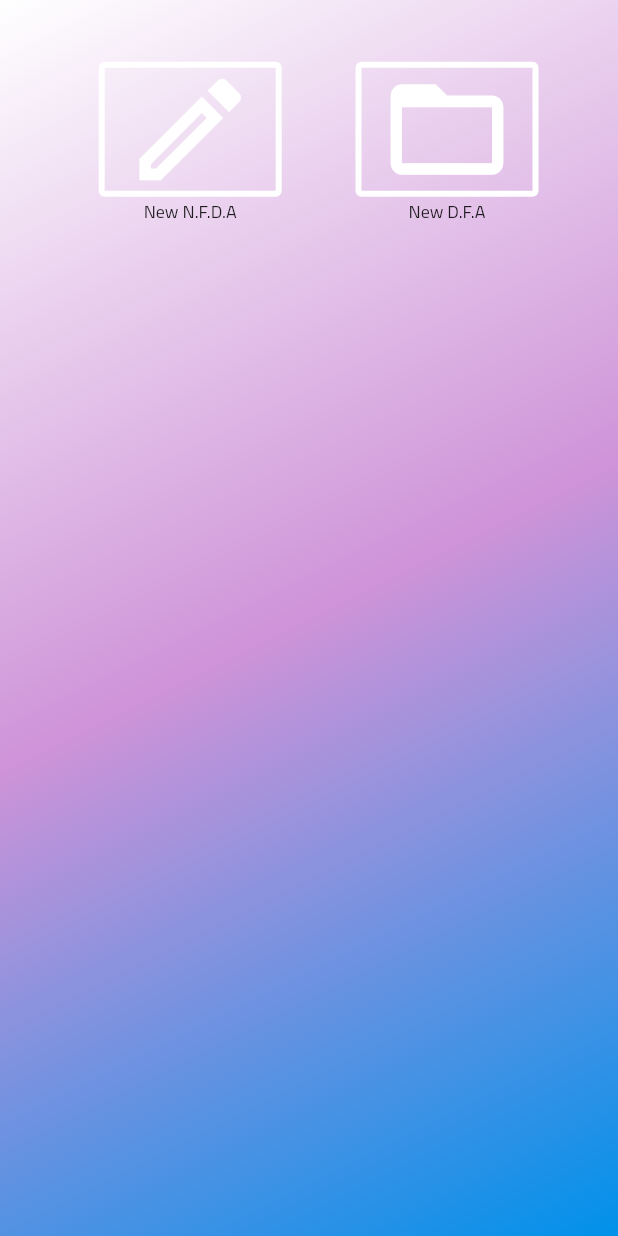
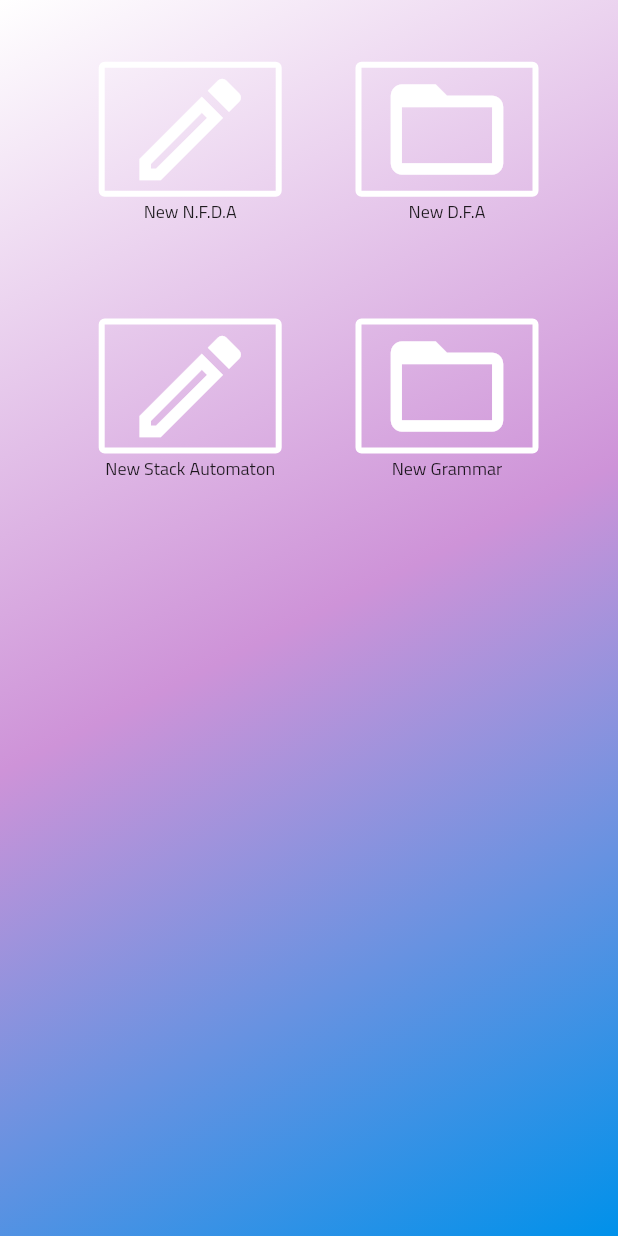
Before and after one commit to marceloarauj/AutomatonStudio, a Flutter app: the screen it shows after launch, after a tap on the "create" icon, on a phone screen of 412 x 824 dp. Run offline on Flutter 3.47's test engine with Material 2 defaults, Android fonts, the phone set to English and light mode, and no system bars; our stand-ins replace shared_preferences; missing offline and left inert: country_icons.

Commit message:
Adicionando Tools

```diff
--- a/lib/automaton/AutomatonState.dart
+++ b/lib/automaton/AutomatonState.dart
@@ -7,7 +7,7 @@ class State{
 }
 
 class Transition{
-  String? flag;
+  List<String>? transitionFlags;
   State? fromState;
   State? toState;
 }
--- a/lib/automaton/Fda.View.dart
+++ b/lib/automaton/Fda.View.dart
@@ -1,4 +1,6 @@
 import 'package:estudio_automato/components/MapScreen.dart';
+import 'package:estudio_automato/components/ToolElement.dart';
+import 'package:estudio_automato/components/Tools.dart';
 import 'package:flutter/material.dart';
 import 'package:flutter/services.dart';
 
@@ -15,16 +17,41 @@ class _FdaViewState extends State<FdaView> {
   void initState() {
     super.initState();
     SystemChrome.setPreferredOrientations([DeviceOrientation.landscapeLeft]);
+    SystemChrome.setEnabledSystemUIOverlays([SystemUiOverlay.bottom]);
   }
   @override
   void dispose() {
     SystemChrome.setPreferredOrientations([DeviceOrientation.portraitUp]);
+    SystemChrome.setEnabledSystemUIOverlays([SystemUiOverlay.bottom]);
     super.dispose();
   }
+
   @override
   Widget build(BuildContext context) {
 
+    return Container(child: Row(
+      children: [
+        Tools(options:fdaTools()),
+        MapScreen()
+      ],
+    ));
+  }
 
-    return MapScreen();
+  List<ToolElement> fdaTools(){
+    List<ToolElement> tools = [];
+
+    tools.add(new ToolElement(icon: Icons.touch_app,));
+    tools.add(new ToolElement(icon: Icons.touch_app,));
+    tools.add(new ToolElement(icon: Icons.touch_app,));
+    tools.add(new ToolElement(icon: Icons.touch_app,));
+    tools.add(new ToolElement(icon: Icons.touch_app,));
+    tools.add(new ToolElement(icon: Icons.touch_app,));
+    tools.add(new ToolElement(icon: Icons.touch_app,));
+    tools.add(new ToolElement(icon: Icons.touch_app,));
+    tools.add(new ToolElement(icon: Icons.touch_app,));
+    tools.add(new ToolElement(icon: Icons.touch_app,));
+    tools.add(new ToolElement(icon: Icons.touch_app,));
+
+    return tools;
   }
 }
--- a/lib/configurations/Language.dart
+++ b/lib/configurations/Language.dart
@@ -9,6 +9,8 @@ class Language {
   static String start = "Welcome !";
   static String fda   = "New D.F.A";
   static String fnda  = "New N.F.D.A";
+  static String stackFda = "New Stack Automaton";
+  static String grammar = "New Grammar";
 
   static void changeLanguage(LanguageEnum language){
 
@@ -19,6 +21,8 @@ class Language {
         start = "Bem vindo !";
         fda   = "Novo A.F.D";
         fnda  = "Novo A.F.N.D";
+        stackFda = "Novo Autômato com pilha";
+        grammar = "Nova Gramática";
 
         Language.selectedIcon =  Image.asset('icons/flags/png/br.png', package: 'country_icons');
         selected = LanguageEnum.Portuguese;
@@ -29,6 +33,8 @@ class Language {
         start = "Welcome !";
         fda   = "New D.F.A";
         fnda  = "New N.F.D.A";
+        stackFda = "New Stack Automaton";
+        grammar = "New Grammar";
 
         selectedIcon =  Image.asset('icons/flags/png/gb.png', package: 'country_icons');
         selected = LanguageEnum.English;
--- a/lib/init/Init.View.dart
+++ b/lib/init/Init.View.dart
@@ -2,6 +2,7 @@ import 'package:estudio_automato/components/MenuButton.dart';
 import 'package:estudio_automato/configurations/Language.dart';
 import 'package:estudio_automato/init/Init.Rules.dart';
 import 'package:flutter/material.dart';
+import 'package:shared_preferences/shared_preferences.dart';
 
 class InicioView extends StatefulWidget {
   InicioView({Key? key}) : super(key: key);
@@ -13,14 +14,12 @@ class InicioView extends StatefulWidget {
 class _InicioView extends State<InicioView> {
   InitRules _rules = InitRules();
 
-  @override
-  Widget build(BuildContext context) {
-    double fivePercent() {
-      return MediaQuery.of(context).size.height * 0.05;
-    }
+  double fivePercent() {
+    return MediaQuery.of(context).size.height * 0.05;
+  }
 
-    return Scaffold(
-        floatingActionButton: FloatingActionButton(
+  FloatingActionButton floatingButton(){
+    return FloatingActionButton(
             backgroundColor: Colors.transparent,
             onPressed: () {
               setState(() {
@@ -31,7 +30,14 @@ class _InicioView extends State<InicioView> {
                 }
               });
             },
-            child: Language.selectedIcon),
+            child: Language.selectedIcon);
+  }
+
+  @override
+  Widget build(BuildContext context){
+
+    return Scaffold(
+        floatingActionButton: floatingButton(),
         body: Center(
             child: Container(
           width: MediaQuery.of(context).size.width,
--- a/lib/project/Projects.View.dart
+++ b/lib/project/Projects.View.dart
@@ -20,7 +20,6 @@ class _ProjectsViewState extends State<ProjectsView> {
 
   @override
   Widget build(BuildContext context) {
-
     return Material(
         child: Center(
       child: Container(
@@ -55,6 +54,26 @@ class _ProjectsViewState extends State<ProjectsView> {
                           label: Language.fda,
                         )
                       ])),
+                ])),
+            Padding(
+                padding: EdgeInsets.only(top: fivePercent()),
+                child: Row(children: [
+                  Padding(
+                      padding: EdgeInsets.only(left: fivePercent() * 1.5),
+                      child: MenuButton(
+                        icon: Icons.create_outlined,
+                        fx: _rules.newFiniteDeterministicAutomaton(context),
+                        label: Language.stackFda,
+                      )),
+                  Padding(
+                      padding: EdgeInsets.only(left: fivePercent()),
+                      child: Column(children: [
+                        MenuButton(
+                          icon: Icons.folder_open_outlined,
+                          fx: _rules.newFiniteDeterministicAutomaton(context),
+                          label: Language.grammar,
+                        )
+                      ])),
                 ]))
           ])),
     ));
--- a/pubspec.yaml
+++ b/pubspec.yaml
@@ -21,6 +21,7 @@ environment:
   sdk: ">=2.12.0 <3.0.0"
 
 dependencies:
+  shared_preferences: ^2.0.6
   country_icons: ^2.0.2
   flutter:
     sdk: flutter
```
Also changed, not shown: lib/components/MapScreen.dart (+5 -2 lines), lib/components/ToolElement.dart (added, +26 -0 lines), lib/components/Tools.dart (added, +70 -0 lines), icons/final.svg (added), icons/final_state.png (added), icons/initial.svg (added), icons/initial_state.png (added), icons/normal_state.png (added), icons/state.svg (added), pubspec.lock.
